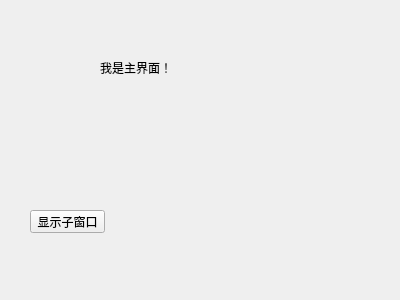
Above: LearnQt/src/03/3-4/myDialog1/mywidget.ui from Soledad89/QtOpenGL before the change. Below: the same form after it.
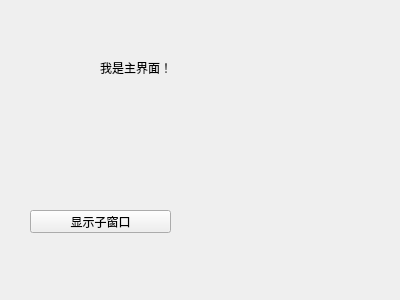
That is the form after the change.

What changed in the file:
```diff
--- a/LearnQt/src/03/3-4/myDialog1/mywidget.ui
+++ b/LearnQt/src/03/3-4/myDialog1/mywidget.ui
@@ -18,7 +18,7 @@
     <rect>
      <x>30</x>
      <y>210</y>
-     <width>75</width>
+     <width>141</width>
      <height>23</height>
     </rect>
    </property>
```
